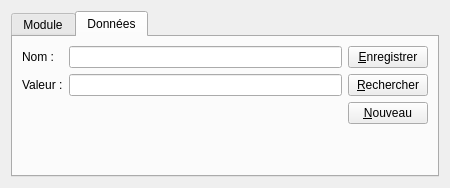
Qt form app/cpp/qmake/mingw/code/src/manager/GModuleUi.ui (gkesse/ReadyCode) before a commit.
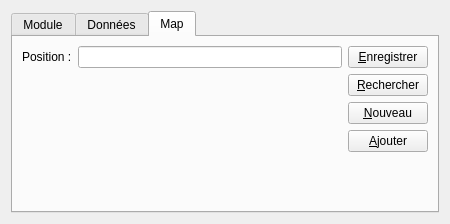
The same form after that commit. The open tabs and pages were chosen to show the change.

Commit message: gestion module map

Patch:
```diff
--- a/app/cpp/qmake/mingw/code/src/manager/GModuleUi.ui
+++ b/app/cpp/qmake/mingw/code/src/manager/GModuleUi.ui
@@ -7,7 +7,7 @@
     <x>0</x>
     <y>0</y>
     <width>450</width>
-    <height>188</height>
+    <height>224</height>
    </rect>
   </property>
   <property name="minimumSize">
@@ -195,6 +195,93 @@
        </item>
       </layout>
      </widget>
+     <widget class="QWidget" name="tabMap">
+      <attribute name="title">
+       <string>Map</string>
+      </attribute>
+      <layout class="QGridLayout" name="gridLayout_4">
+       <item row="0" column="0">
+        <layout class="QVBoxLayout" name="verticalLayout_5" stretch="0,0">
+         <item>
+          <layout class="QFormLayout" name="formLayout_3">
+           <item row="0" column="0">
+            <widget class="QLabel" name="label_4">
+             <property name="text">
+              <string>Position :</string>
+             </property>
+            </widget>
+           </item>
+           <item row="0" column="1">
+            <layout class="QHBoxLayout" name="horizontalLayout_3">
+             <item>
+              <widget class="QLineEdit" name="edtPositionMap"/>
+             </item>
+            </layout>
+           </item>
+          </layout>
+         </item>
+         <item>
+          <spacer name="verticalSpacer_5">
+           <property name="orientation">
+            <enum>Qt::Vertical</enum>
+           </property>
+           <property name="sizeHint" stdset="0">
+            <size>
+             <width>20</width>
+             <height>0</height>
+            </size>
+           </property>
+          </spacer>
+         </item>
+        </layout>
+       </item>
+       <item row="0" column="1">
+        <layout class="QVBoxLayout" name="verticalLayout_6">
+         <item>
+          <widget class="QPushButton" name="btnSaveMap">
+           <property name="text">
+            <string>&amp;Enregistrer</string>
+           </property>
+          </widget>
+         </item>
+         <item>
+          <widget class="QPushButton" name="btnSearchMap">
+           <property name="text">
+            <string>&amp;Rechercher</string>
+           </property>
+          </widget>
+         </item>
+         <item>
+          <widget class="QPushButton" name="btnNewMap">
+           <property name="text">
+            <string>&amp;Nouveau</string>
+           </property>
+          </widget>
+         </item>
+         <item>
+          <widget class="QPushButton" name="btnAddMap">
+           <property name="text">
+            <string>&amp;Ajouter</string>
+           </property>
+          </widget>
+         </item>
+         <item>
+          <spacer name="verticalSpacer_6">
+           <property name="orientation">
+            <enum>Qt::Vertical</enum>
+           </property>
+           <property name="sizeHint" stdset="0">
+            <size>
+             <width>20</width>
+             <height>0</height>
+            </size>
+           </property>
+          </spacer>
+         </item>
+        </layout>
+       </item>
+      </layout>
+     </widget>
     </widget>
    </item>
   </layout>
```
The commit also changes 7 other files.
